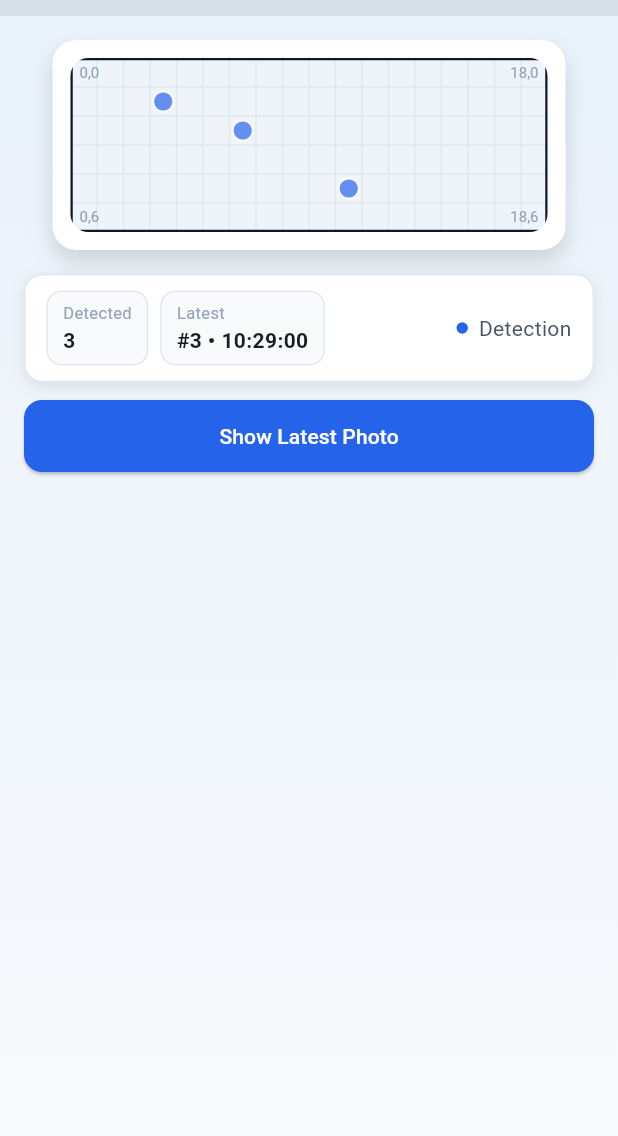
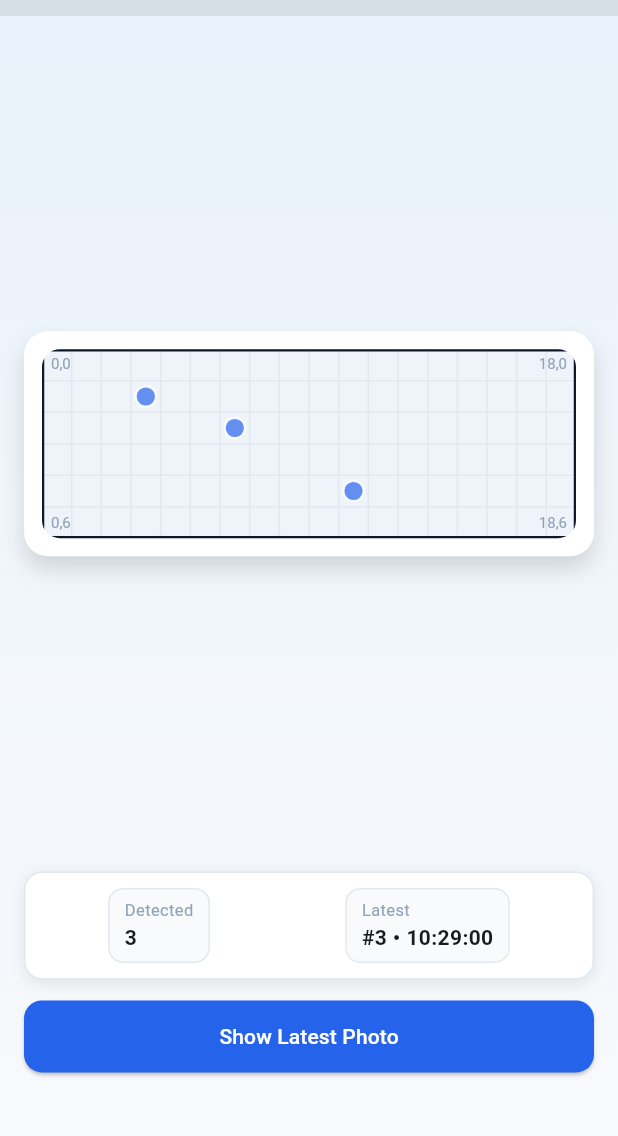
Before and after one commit to dkswoans/haeyangSsuraegi, a Flutter app: the screen it shows after launch, on a phone screen of 412 x 824 dp, the part 53-1189 px from its top. Run offline on Flutter 3.47's test engine with Material 3 defaults, Android fonts, the phone set to English and light mode, and no system bars; our stand-ins replace cached_network_image, flutter_riverpod, shared_preferences.

Commit message:
202512301455

```diff
--- a/lib/ui/screens/dashboard_screen.dart
+++ b/lib/ui/screens/dashboard_screen.dart
@@ -66,7 +66,9 @@ class _DashboardScreenState extends ConsumerState<DashboardScreen> {
             padding: const EdgeInsets.all(16),
             child: Column(
               children: [
-                TankResponsive(
+                Expanded(
+                  child: Center(
+                    child: TankViewport(
                       child: _TankCard(
                         child: _TankMap(
                           items: photos,
@@ -75,14 +77,22 @@ class _DashboardScreenState extends ConsumerState<DashboardScreen> {
                         ),
                       ),
                     ),
+                  ),
+                ),
                 const SizedBox(height: 16),
                 _InfoBar(total: photos.length, latest: latest),
-                const SizedBox(height: 12),
+                const SizedBox(height: 14),
                 _PrimaryButton(
                   label: 'Show Latest Photo',
                   onPressed: latest == null
                       ? null
                       : () => _showPhotoModal(context, latest),
+                ),
+                SizedBox(
+                  height: (MediaQuery.of(context).size.height * 0.07).clamp(
+                    28.0,
+                    72.0,
+                  ),
                 ),
               ],
             ),
@@ -130,31 +140,17 @@ class _TankCard extends StatelessWidget {
   }
 }
 
-class TankResponsive extends StatelessWidget {
-  const TankResponsive({super.key, required this.child});
+class TankViewport extends StatelessWidget {
+  const TankViewport({super.key, required this.child});
 
   final Widget child;
 
   @override
   Widget build(BuildContext context) {
-    return LayoutBuilder(
-      builder: (context, constraints) {
-        final maxWidth = constraints.maxWidth * 0.9;
-        final byAspectHeight = maxWidth / 3.0;
-        final byScreen = constraints.maxHeight * 0.5;
-        final height = (byAspectHeight).clamp(
-          140.0,
-          byScreen.clamp(160.0, 240.0),
-        );
-        final width = (height * 3).clamp(0.0, maxWidth);
-        return Center(
-          child: SizedBox(
-            width: width,
-            height: height,
+    final h = MediaQuery.of(context).size.height;
+    return ConstrainedBox(
+      constraints: BoxConstraints(minHeight: 150, maxHeight: h * 0.36),
       child: AspectRatio(aspectRatio: 3.0, child: child),
-          ),
-        );
-      },
     );
   }
 }
@@ -351,6 +347,7 @@ class _InfoBar extends StatelessWidget {
         ],
       ),
       child: Row(
+        mainAxisAlignment: MainAxisAlignment.spaceEvenly,
         children: [
           _InfoChip(label: 'Detected', value: '$total'),
           const SizedBox(width: 8),
@@ -360,31 +357,8 @@ class _InfoBar extends StatelessWidget {
                 ? 'None'
                 : '#${latest!.id} • ${latest!.createdAt.toLocal().toIso8601String().substring(11, 19)}',
           ),
-          const Spacer(),
-          _Legend(),
         ],
       ),
-    );
-  }
-}
-
-class _Legend extends StatelessWidget {
-  @override
-  Widget build(BuildContext context) {
-    return Row(
-      children: [
-        Container(
-          width: 10,
-          height: 10,
-          decoration: BoxDecoration(
-            color: const Color(0xFF2563EB),
-            borderRadius: BorderRadius.circular(5),
-            border: Border.all(color: Colors.white, width: 1.2),
-          ),
-        ),
-        const SizedBox(width: 6),
-        const Text('Detection', style: TextStyle(color: Color(0xFF475569))),
-      ],
     );
   }
 }
```
Also changed, not shown: 18 other files. Lines whose indentation alone changed are shown as unchanged.
